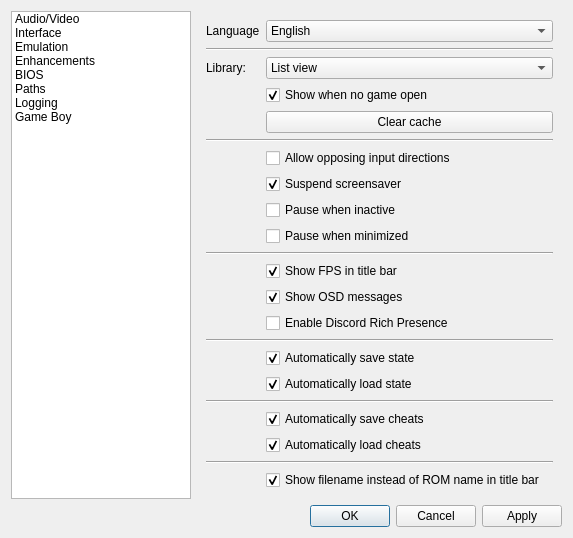
Before: the Qt Designer form src/platform/qt/SettingsView.ui in mgba-emu/mgba, drawn with Qt 5.
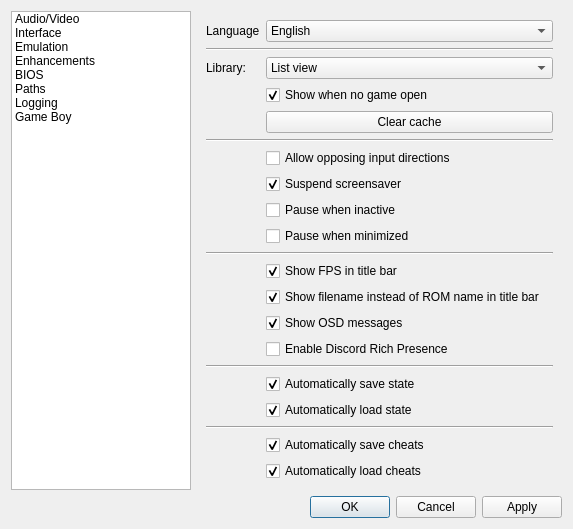
After: the same form once the commit is applied. The open tabs and pages were chosen to show the change.

Commit message: Qt: Simplify settings UI for PR

Patch:
```diff
--- a/src/platform/qt/SettingsView.ui
+++ b/src/platform/qt/SettingsView.ui
@@ -586,21 +586,21 @@
          </property>
         </widget>
        </item>
-       <item row="13" column="1">
+       <item row="14" column="1">
         <widget class="QCheckBox" name="useDiscordPresence">
          <property name="text">
           <string>Enable Discord Rich Presence</string>
          </property>
         </widget>
        </item>
-       <item row="14" column="0" colspan="2">
+       <item row="15" column="0" colspan="2">
         <widget class="Line" name="line_13">
          <property name="orientation">
           <enum>Qt::Horizontal</enum>
          </property>
         </widget>
        </item>
-       <item row="15" column="1">
+       <item row="16" column="1">
         <widget class="QCheckBox" name="autosave">
          <property name="text">
           <string>Automatically save state</string>
@@ -610,7 +610,7 @@
          </property>
         </widget>
        </item>
-       <item row="16" column="1">
+       <item row="17" column="1">
         <widget class="QCheckBox" name="autoload">
          <property name="text">
           <string>Automatically load state</string>
@@ -620,14 +620,14 @@
          </property>
         </widget>
        </item>
-       <item row="17" column="0" colspan="2">
+       <item row="18" column="0" colspan="2">
         <widget class="Line" name="line_16">
          <property name="orientation">
           <enum>Qt::Horizontal</enum>
          </property>
         </widget>
        </item>
-       <item row="18" column="1">
+       <item row="19" column="1">
         <widget class="QCheckBox" name="cheatAutosave">
          <property name="text">
           <string>Automatically save cheats</string>
@@ -637,7 +637,7 @@
          </property>
         </widget>
        </item>
-       <item row="19" column="1">
+       <item row="20" column="1">
         <widget class="QCheckBox" name="cheatAutoload">
          <property name="text">
           <string>Automatically load cheats</string>
@@ -647,7 +647,7 @@
          </property>
         </widget>
        </item>
-       <item row="12" column="1">
+       <item row="13" column="1">
         <widget class="QCheckBox" name="showOSD">
          <property name="text">
           <string>Show OSD messages</string>
@@ -657,14 +657,7 @@
          </property>
         </widget>
        </item>
-       <item row="20" column="0" colspan="2">
-        <widget class="Line" name="line_16">
-         <property name="orientation">
-          <enum>Qt::Horizontal</enum>
-         </property>
-        </widget>
-       </item>
-       <item row="21" column="1">
+       <item row="12" column="1">
         <widget class="QCheckBox" name="showFilename">
          <property name="text">
           <string>Show filename instead of ROM name in title bar</string>
```
